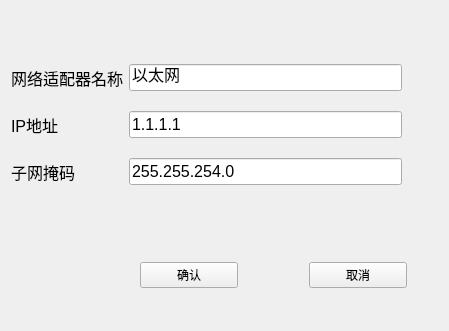
The window that inputform.ui (whyichn/changeIP) describes before a commit, drawn with Qt 5.
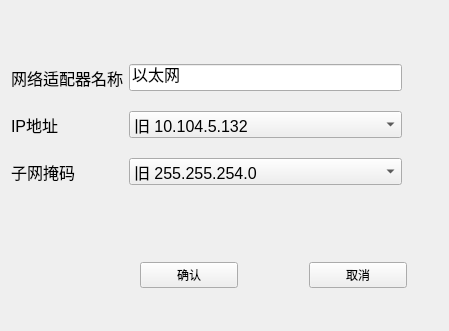
The same window after the commit.

The edit to the form file:
```diff
--- a/inputform.ui
+++ b/inputform.ui
@@ -62,18 +62,6 @@
       </property>
      </widget>
     </item>
-    <item row="1" column="1">
-     <widget class="QLineEdit" name="lineEdit_2">
-      <property name="font">
-       <font>
-        <pointsize>12</pointsize>
-       </font>
-      </property>
-      <property name="text">
-       <string>1.1.1.1</string>
-      </property>
-     </widget>
-    </item>
     <item row="2" column="0">
      <widget class="QLabel" name="label_3">
       <property name="font">
@@ -86,16 +74,52 @@
       </property>
      </widget>
     </item>
+    <item row="1" column="1">
+     <widget class="QComboBox" name="comboBox">
+      <property name="font">
+       <font>
+        <pointsize>12</pointsize>
+       </font>
+      </property>
+      <item>
+       <property name="text">
+        <string>旧 10.104.5.132</string>
+       </property>
+      </item>
+      <item>
+       <property name="text">
+        <string>新 10.104.0.113</string>
+       </property>
+      </item>
+      <item>
+       <property name="text">
+        <string>自定义</string>
+       </property>
+      </item>
+     </widget>
+    </item>
     <item row="2" column="1">
-     <widget class="QLineEdit" name="lineEdit_3">
+     <widget class="QComboBox" name="comboBox_2">
       <property name="font">
        <font>
         <pointsize>12</pointsize>
        </font>
       </property>
-      <property name="text">
-       <string>255.255.254.0</string>
-      </property>
+      <item>
+       <property name="text">
+        <string>旧 255.255.254.0</string>
+       </property>
+      </item>
+      <item>
+       <property name="text">
+        <string>新 255.255.254.0</string>
+       </property>
+      </item>
+      <item>
+       <property name="text">
+        <string>自定义</string>
+       </property>
+      </item>
      </widget>
     </item>
    </layout>
```
